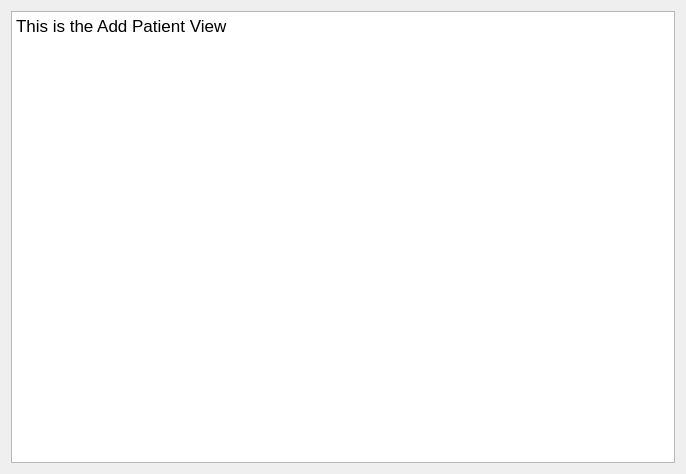
Above: ui/addpatient.ui from creativepsyco/panex-client before the change. Below: the same form after it.
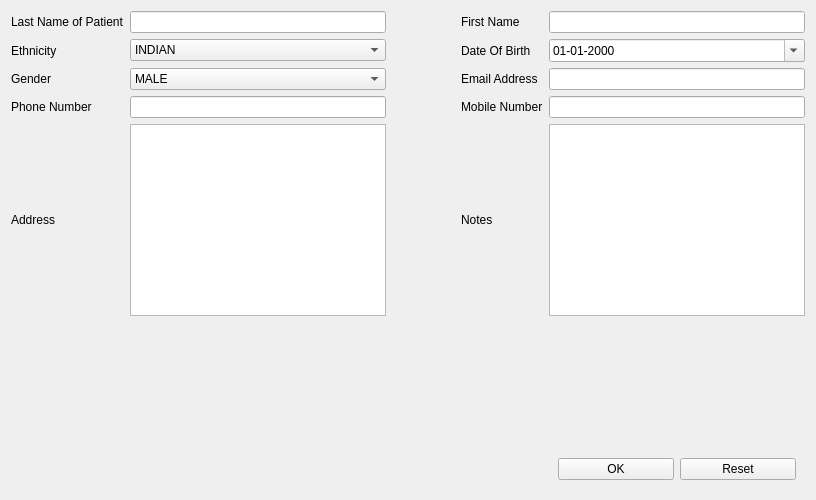
That is the form after the change.

What changed in the file:
```diff
--- a/ui/addpatient.ui
+++ b/ui/addpatient.ui
@@ -6,8 +6,8 @@
    <rect>
     <x>0</x>
     <y>0</y>
-    <width>686</width>
-    <height>474</height>
+    <width>816</width>
+    <height>500</height>
    </rect>
   </property>
   <property name="sizePolicy">
@@ -20,17 +20,236 @@
    <string>Form</string>
   </property>
   <layout class="QGridLayout" name="gridLayout">
+   <item row="8" column="6">
+    <spacer name="horizontalSpacer_2">
+     <property name="orientation">
+      <enum>Qt::Horizontal</enum>
+     </property>
+     <property name="sizeHint" stdset="0">
+      <size>
+       <width>40</width>
+       <height>20</height>
+      </size>
+     </property>
+    </spacer>
+   </item>
+   <item row="0" column="2">
+    <widget class="QLineEdit" name="lineEdit"/>
+   </item>
    <item row="0" column="0">
+    <widget class="QLabel" name="label">
+     <property name="text">
+      <string>Last Name of Patient</string>
+     </property>
+    </widget>
+   </item>
+   <item row="0" column="4">
+    <widget class="QLabel" name="label_2">
+     <property name="text">
+      <string>First Name</string>
+     </property>
+    </widget>
+   </item>
+   <item row="2" column="0">
+    <widget class="QLabel" name="label_3">
+     <property name="text">
+      <string>Ethnicity</string>
+     </property>
+    </widget>
+   </item>
+   <item row="0" column="6">
+    <widget class="QLineEdit" name="lineEdit_2"/>
+   </item>
+   <item row="2" column="2">
+    <widget class="QComboBox" name="comboBox">
+     <item>
+      <property name="text">
+       <string>INDIAN</string>
+      </property>
+     </item>
+     <item>
+      <property name="text">
+       <string>CHINESE</string>
+      </property>
+     </item>
+     <item>
+      <property name="text">
+       <string>MALAY</string>
+      </property>
+     </item>
+     <item>
+      <property name="text">
+       <string>OTHERS</string>
+      </property>
+     </item>
+    </widget>
+   </item>
+   <item row="5" column="4">
+    <widget class="QLabel" name="label_8">
+     <property name="text">
+      <string>Mobile Number</string>
+     </property>
+    </widget>
+   </item>
+   <item row="2" column="4">
+    <widget class="QLabel" name="label_4">
+     <property name="text">
+      <string>Date Of Birth</string>
+     </property>
+    </widget>
+   </item>
+   <item row="2" column="6">
+    <widget class="QDateEdit" name="dateEdit">
+     <property name="sizePolicy">
+      <sizepolicy hsizetype="Preferred" vsizetype="Fixed">
+       <horstretch>0</horstretch>
+       <verstretch>0</verstretch>
+      </sizepolicy>
+     </property>
+     <property name="displayFormat">
+      <string>dd-MM-yyyy</string>
+     </property>
+     <property name="calendarPopup">
+      <bool>true</bool>
+     </property>
+    </widget>
+   </item>
+   <item row="4" column="0">
+    <widget class="QLabel" name="label_5">
+     <property name="text">
+      <string>Gender</string>
+     </property>
+    </widget>
+   </item>
+   <item row="4" column="2">
+    <widget class="QComboBox" name="comboBox_2">
+     <item>
+      <property name="text">
+       <string>MALE</string>
+      </property>
+     </item>
+     <item>
+      <property name="text">
+       <string>FEMALE</string>
+      </property>
+     </item>
+    </widget>
+   </item>
+   <item row="4" column="4">
+    <widget class="QLabel" name="label_9">
+     <property name="text">
+      <string>Email Address</string>
+     </property>
+    </widget>
+   </item>
+   <item row="4" column="6">
+    <widget class="QLineEdit" name="lineEdit_5"/>
+   </item>
+   <item row="5" column="0">
+    <widget class="QLabel" name="label_7">
+     <property name="text">
+      <string>Phone Number</string>
+     </property>
+    </widget>
+   </item>
+   <item row="5" column="2">
+    <widget class="QLineEdit" name="lineEdit_3"/>
+   </item>
+   <item row="5" column="6">
+    <widget class="QLineEdit" name="lineEdit_4"/>
+   </item>
+   <item row="7" column="0">
+    <widget class="QLabel" name="label_6">
+     <property name="text">
+      <string>Address</string>
+     </property>
+    </widget>
+   </item>
+   <item row="10" column="3">
+    <spacer name="horizontalSpacer">
+     <property name="orientation">
+      <enum>Qt::Horizontal</enum>
+     </property>
+     <property name="sizeHint" stdset="0">
+      <size>
+       <width>40</width>
+       <height>20</height>
+      </size>
+     </property>
+    </spacer>
+   </item>
+   <item row="7" column="2">
     <widget class="QTextEdit" name="textEdit">
-     <property name="html">
-      <string>&lt;!DOCTYPE HTML PUBLIC &quot;-//W3C//DTD HTML 4.0//EN&quot; &quot;http://www.w3.org/TR/REC-html40/strict.dtd&quot;&gt;
-&lt;html&gt;&lt;head&gt;&lt;meta name=&quot;qrichtext&quot; content=&quot;1&quot; /&gt;&lt;style type=&quot;text/css&quot;&gt;
-p, li { white-space: pre-wrap; }
-&lt;/style&gt;&lt;/head&gt;&lt;body style=&quot; font-family:'Lucida Grande'; font-size:13pt; font-weight:400; font-style:normal;&quot;&gt;
-&lt;p style=&quot; margin-top:0px; margin-bottom:0px; margin-left:0px; margin-right:0px; -qt-block-indent:0; text-indent:0px;&quot;&gt;This is the Add Patient View&lt;/p&gt;&lt;/body&gt;&lt;/html&gt;</string>
+     <property name="sizePolicy">
+      <sizepolicy hsizetype="Expanding" vsizetype="Expanding">
+       <horstretch>0</horstretch>
+       <verstretch>0</verstretch>
+      </sizepolicy>
      </property>
     </widget>
    </item>
+   <item row="7" column="4">
+    <widget class="QLabel" name="label_10">
+     <property name="text">
+      <string>Notes</string>
+     </property>
+    </widget>
+   </item>
+   <item row="7" column="6">
+    <widget class="QTextEdit" name="textEdit_2"/>
+   </item>
+   <item row="8" column="2">
+    <spacer name="verticalSpacer_2">
+     <property name="orientation">
+      <enum>Qt::Vertical</enum>
+     </property>
+     <property name="sizeHint" stdset="0">
+      <size>
+       <width>20</width>
+       <height>50</height>
+      </size>
+     </property>
+    </spacer>
+   </item>
+   <item row="9" column="2" rowspan="3">
+    <spacer name="verticalSpacer">
+     <property name="orientation">
+      <enum>Qt::Vertical</enum>
+     </property>
+     <property name="sizeHint" stdset="0">
+      <size>
+       <width>20</width>
+       <height>40</height>
+      </size>
+     </property>
+    </spacer>
+   </item>
+   <item row="9" column="6" rowspan="3">
+    <widget class="QFrame" name="frame">
+     <property name="frameShape">
+      <enum>QFrame::NoFrame</enum>
+     </property>
+     <property name="frameShadow">
+      <enum>QFrame::Raised</enum>
+     </property>
+     <layout class="QHBoxLayout" name="horizontalLayout">
+      <item>
+       <widget class="QPushButton" name="pushButton">
+        <property name="text">
+         <string>OK</string>
+        </property>
+       </widget>
+      </item>
+      <item>
+       <widget class="QPushButton" name="pushButton_2">
+        <property name="text">
+         <string>Reset</string>
+        </property>
+       </widget>
+      </item>
+     </layout>
+    </widget>
+   </item>
   </layout>
  </widget>
  <resources/>
```
